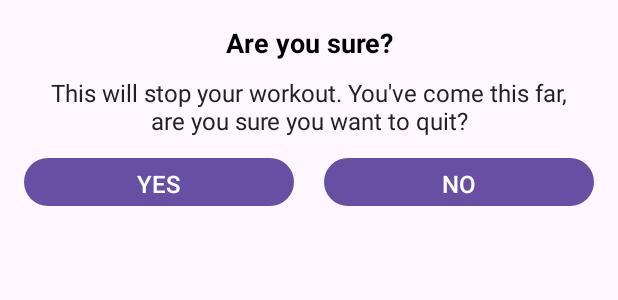
After one commit to vishalghige43/Workout_App, an Android app: the layout custom_dialogbox_on_back_press.xml on its own in the app's theme, with its tools: preview values and no code run, on a phone screen of 412 x 824 dp. The commit adds this screen. Shown: the top 300 px of the screen. Run offline under Robolectric (Android 15) with nearby library versions, the phone set to English and light mode, and no system bars.

Commit message:
Added Dailogbox

```diff
--- a/app/src/main/java/com/example/workoutapp/ExersiceActivity.kt
+++ b/app/src/main/java/com/example/workoutapp/ExersiceActivity.kt
@@ -1,5 +1,6 @@
 package com.example.workoutapp
 
+import android.app.Dialog
 import android.content.Intent
 import androidx.appcompat.app.AppCompatActivity
 import android.os.Bundle
@@ -11,6 +12,7 @@
 
 import androidx.recyclerview.widget.LinearLayoutManager
 import com.example.workoutapp.databinding.ActivityExersiceBinding
+import com.example.workoutapp.databinding.CustomDialogboxOnBackPressBinding
 import java.util.Locale
 
 class ExersiceActivity : AppCompatActivity(), TextToSpeech.OnInitListener {
@@ -41,11 +43,30 @@
         }
         exList=Constants.defaultExList();
         binding?.toolBarEx?.setNavigationOnClickListener{
-            onBackPressed();
+            customOnBackPressed();
         }
         tts= TextToSpeech(this,this);
         setupTimer();
         setupExerciseReView();
+    }
+
+    override fun onBackPressed() {
+        customOnBackPressed()
+//        super.onBackPressed()
+    }
+    private fun customOnBackPressed(){
+        var customDialog=Dialog(this@ExersiceActivity);
+        var dialogBinding= CustomDialogboxOnBackPressBinding.inflate(layoutInflater);
+        customDialog.setContentView(dialogBinding.root);
+        customDialog.setCanceledOnTouchOutside(false);
+        dialogBinding.btnYes.setOnClickListener {
+            this@ExersiceActivity.finish();
+            customDialog.dismiss();
+        }
+        dialogBinding.btnNo.setOnClickListener {
+            customDialog.dismiss();
+        }
+        customDialog.show();
     }
     private fun setupExerciseReView(){
         binding?.rvExStatus?.layoutManager=
--- /dev/null
+++ b/app/src/main/res/layout/custom_dialogbox_on_back_press.xml
@@ -0,0 +1,56 @@
+<?xml version="1.0" encoding="utf-8"?>
+<LinearLayout xmlns:android="http://schemas.android.com/apk/res/android"
+    android:layout_width="match_parent"
+    android:layout_height="wrap_content"
+    android:gravity="center"
+    android:orientation="vertical"
+    android:padding="16dp">
+
+    <TextView
+        android:layout_width="match_parent"
+        android:layout_height="wrap_content"
+        android:gravity="center"
+        android:text="Are you sure?"
+        android:textColor="@android:color/black"
+        android:textSize="18sp"
+        android:textStyle="bold" />
+
+    <TextView
+        android:layout_width="match_parent"
+        android:layout_height="wrap_content"
+        android:layout_marginStart="10dp"
+        android:layout_marginTop="10dp"
+        android:layout_marginEnd="10dp"
+        android:gravity="center"
+        android:text="This will stop your workout. You\'ve come this far, are you sure you want to quit?"
+        android:textColor="#212121"
+        android:textSize="16sp" />
+
+    <LinearLayout
+        android:layout_width="match_parent"
+        android:layout_height="wrap_content"
+        android:layout_marginTop="10dp"
+        android:orientation="horizontal">
+
+        <Button
+            android:id="@+id/btnYes"
+            android:layout_width="0dp"
+            android:layout_height="40dp"
+            android:layout_marginEnd="10dp"
+            android:layout_weight="1"
+            android:gravity="center"
+            android:text="YES"
+            android:textColor="#FFFFFF"
+            android:textSize="16sp" />
+        <Button
+            android:id="@+id/btnNo"
+            android:layout_width="0dp"
+            android:layout_height="40dp"
+            android:layout_marginStart="10dp"
+            android:layout_weight="1"
+            android:gravity="center"
+            android:text="NO"
+            android:textColor="#FFFFFF"
+            android:textSize="16sp" />
+    </LinearLayout>
+</LinearLayout>
```
